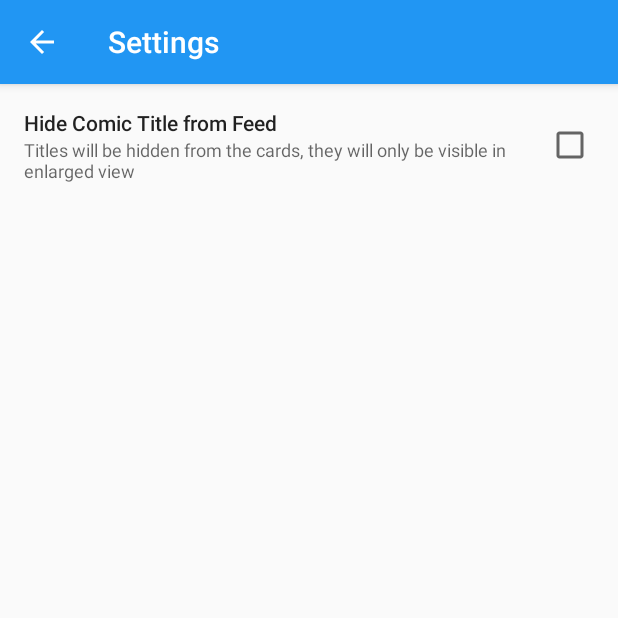
After one commit to tanallnight/Blip, an Android app: the SettingsActivity screen opened directly, with no data from a screen before it, on a phone screen of 412 x 824 dp, the top half of it. The commit adds this screen. Run offline under Robolectric (Android 15) with nearby library versions, the phone set to English and light mode, and no system bars.

Commit message:
Fixed issue #10 Added settings page with option to hide title from the feed

```diff
--- a/app/src/main/AndroidManifest.xml
+++ b/app/src/main/AndroidManifest.xml
@@ -52,6 +52,11 @@
             android:label="@string/title_menu_about"
             android:parentActivityName=".activities.MainActivity" />
 
+        <activity
+            android:name=".activities.SettingsActivity"
+            android:label="@string/title_menu_settings"
+            android:parentActivityName=".activities.MainActivity" />
+
         <service
             android:name=".networking.XKCDDownloader"
             android:exported="false" />
--- /dev/null
+++ b/app/src/main/java/com/tanmay/blip/activities/SettingsActivity.java
@@ -0,0 +1,74 @@
+/*
+ * Copyright 2015, Tanmay Parikh
+ *
+ * Licensed under the Apache License, Version 2.0 (the "License");
+ * you may not use this file except in compliance with the License.
+ * You may obtain a copy of the License at
+ *
+ * http://www.apache.org/licenses/LICENSE-2.0
+ *
+ * Unless required by applicable law or agreed to in writing, software
+ * distributed under the License is distributed on an "AS IS" BASIS,
+ * WITHOUT WARRANTIES OR CONDITIONS OF ANY KIND, either express or implied.
+ * See the License for the specific language governing permissions and
+ * limitations under the License.
+ */
+
+package com.tanmay.blip.activities;
+
+import android.os.Bundle;
+import android.support.v7.widget.AppCompatCheckBox;
+import android.view.View;
+import android.widget.CompoundButton;
+
+import com.tanmay.blip.R;
+import com.tanmay.blip.database.SharedPrefs;
+
+/**
+ * Created by Tanmay Parikh on 7/21/2015.
+ */
+public class SettingsActivity extends BaseActivity implements View.OnClickListener, CompoundButton.OnCheckedChangeListener {
+
+
+    private View hideTitleGroup;
+    private AppCompatCheckBox hideTitle;
+
+    @Override
+    protected int getLayoutResource() {
+        return R.layout.activity_settings;
+    }
+
+    @Override
+    protected boolean getDisplayHomeAsUpEnabled() {
+        return true;
+    }
+
+    @Override
+    protected void onCreate(Bundle savedInstanceState) {
+        super.onCreate(savedInstanceState);
+
+        hideTitleGroup = findViewById(R.id.hide_title_group);
+        hideTitle = (AppCompatCheckBox) findViewById(R.id.hide_title);
+
+        hideTitle.setChecked(SharedPrefs.getInstance().isTitleHidden());
+
+        hideTitleGroup.setOnClickListener(this);
+        hideTitle.setOnCheckedChangeListener(this);
+
+    }
+
+    @Override
+    public void onClick(View v) {
+        switch (v.getId()) {
+            case R.id.hide_title_group:
+                SharedPrefs.getInstance().setHideTitle(!hideTitle.isChecked());
+                hideTitle.setChecked(!hideTitle.isChecked());
+                break;
+        }
+    }
+
+    @Override
+    public void onCheckedChanged(CompoundButton buttonView, boolean isChecked) {
+        SharedPrefs.getInstance().setHideTitle(isChecked);
+    }
+}
--- a/app/src/main/java/com/tanmay/blip/database/SharedPrefs.java
+++ b/app/src/main/java/com/tanmay/blip/database/SharedPrefs.java
@@ -62,4 +62,12 @@ public class SharedPrefs {
         sharedPreferences.edit().putLong("TRANSCRIPT_TIME", time).apply();
     }
 
+    public void setHideTitle(boolean isHidden) {
+        sharedPreferences.edit().putBoolean("HIDE_TITLE", isHidden).apply();
+    }
+
+    public boolean isTitleHidden() {
+        return sharedPreferences.getBoolean("HIDE_TITLE", false);
+    }
+
 }
--- /dev/null
+++ b/app/src/main/res/layout/activity_settings.xml
@@ -0,0 +1,86 @@
+<?xml version="1.0" encoding="utf-8"?><!--
+  ~ Copyright 2015, Tanmay Parikh
+  ~
+  ~ Licensed under the Apache License, Version 2.0 (the "License");
+  ~ you may not use this file except in compliance with the License.
+  ~ You may obtain a copy of the License at
+  ~
+  ~ http://www.apache.org/licenses/LICENSE-2.0
+  ~
+  ~ Unless required by applicable law or agreed to in writing, software
+  ~ distributed under the License is distributed on an "AS IS" BASIS,
+  ~ WITHOUT WARRANTIES OR CONDITIONS OF ANY KIND, either express or implied.
+  ~ See the License for the specific language governing permissions and
+  ~ limitations under the License.
+  -->
+
+<LinearLayout xmlns:android="http://schemas.android.com/apk/res/android"
+    xmlns:app="http://schemas.android.com/apk/res-auto"
+    xmlns:tools="http://schemas.android.com/tools"
+    android:layout_width="match_parent"
+    android:layout_height="match_parent"
+    android:orientation="vertical">
+
+    <android.support.v7.widget.Toolbar
+        android:id="@+id/toolbar"
+        android:layout_width="match_parent"
+        android:layout_height="wrap_content"
+        android:background="@color/primary"
+        android:elevation="4dp"
+        android:minHeight="?attr/actionBarSize"
+        android:theme="@style/ThemeOverlay.AppCompat.Dark.ActionBar"
+        app:layout_scrollFlags="scroll|enterAlways"
+        app:popupTheme="@style/ThemeOverlay.AppCompat.Light"
+        tools:ignore="UnusedAttribute" />
+
+    <android.support.v4.widget.NestedScrollView
+        android:layout_width="match_parent"
+        android:layout_height="match_parent">
+
+        <LinearLayout
+            android:layout_width="match_parent"
+            android:layout_height="wrap_content">
+
+            <FrameLayout
+                android:id="@+id/hide_title_group"
+                android:layout_width="match_parent"
+                android:layout_height="wrap_content"
+                android:background="?attr/selectableItemBackground"
+                android:clickable="true"
+                android:padding="16dp">
+
+                <LinearLayout
+                    android:layout_width="match_parent"
+                    android:layout_height="wrap_content"
+                    android:orientation="vertical"
+                    android:paddingRight="54dp">
+
+                    <TextView
+                        android:layout_width="wrap_content"
+                        android:layout_height="wrap_content"
+                        android:layout_gravity="center_vertical"
+                        android:text="@string/setting_hide_title"
+                        android:textAppearance="@style/TextAppearance.AppCompat.Body2" />
+
+                    <TextView
+                        android:id="@+id/precipitation_current"
+                        android:layout_width="wrap_content"
+                        android:layout_height="wrap_content"
+                        android:text="@string/setting_hide_title_subhead"
+                        android:textAppearance="@style/TextAppearance.AppCompat.Caption" />
+
+                </LinearLayout>
+
+                <android.support.v7.widget.AppCompatCheckBox
+                    android:id="@+id/hide_title"
+                    android:layout_width="wrap_content"
+                    android:layout_height="wrap_content"
+                    android:layout_gravity="right|center_vertical" />
+
+            </FrameLayout>
+
+        </LinearLayout>
+
+    </android.support.v4.widget.NestedScrollView>
+
+</LinearLayout>
--- a/app/src/main/res/menu/menu_random.xml
+++ b/app/src/main/res/menu/menu_random.xml
@@ -27,6 +27,10 @@
         android:title="@string/title_menu_search"
         app:showAsAction="ifRoom" />
     <item
+        android:id="@+id/settings"
+        android:title="@string/title_menu_settings"
+        app:showAsAction="never" />
+    <item
         android:id="@+id/about"
         android:title="@string/title_menu_about"
         app:showAsAction="never" />
--- a/app/src/main/res/menu/menu_search.xml
+++ b/app/src/main/res/menu/menu_search.xml
@@ -22,6 +22,10 @@
         android:title="@string/title_menu_search"
         app:showAsAction="ifRoom" />
     <item
+        android:id="@+id/settings"
+        android:title="@string/title_menu_settings"
+        app:showAsAction="never" />
+    <item
         android:id="@+id/about"
         android:title="@string/title_menu_about"
         app:showAsAction="never" />
--- a/app/src/main/res/values/strings.xml
+++ b/app/src/main/res/values/strings.xml
@@ -29,9 +29,12 @@
     <string name="title_menu_random">Random</string>
     <string name="title_menu_search">Search</string>
     <string name="title_menu_about">About</string>
+    <string name="title_menu_settings">Settings</string>
     <string name="hint_search">Title or Comic No.</string>
     <string name="tip_share_image_url">Share Image URL</string>
     <string name="title_app_source">Source Code</string>
     <string name="title_open_source_licenses">Open Source Licenses</string>
     <string name="title_developer">Developer</string>
+    <string name="setting_hide_title">Hide Comic Title from Feed</string>
+    <string name="setting_hide_title_subhead">Titles will be hidden from the cards, they will only be visible in enlarged view</string>
 </resources>
```
Also changed, not shown: app/src/main/java/com/tanmay/blip/fragments/FavouritesFragment.java (+19 -7 lines), app/src/main/java/com/tanmay/blip/fragments/FeedFragment.java (+21 -7 lines), app/src/main/java/com/tanmay/blip/fragments/RandomFragment.java (+23 -9 lines).
